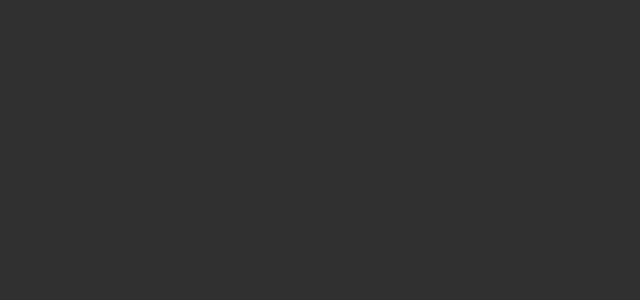
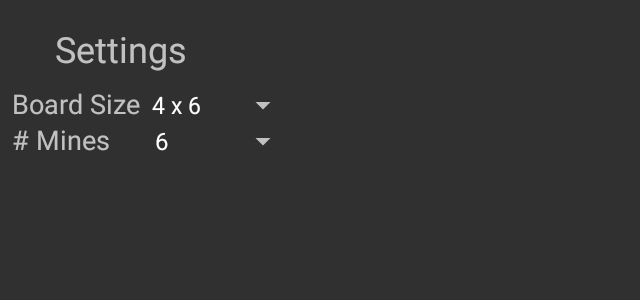
Before and after one commit to Tooo/PikaCatch-Android, an Android app: the Options screen opened directly, with no data from a screen before it, on a phone screen of 824 x 412 dp (held sideways). Before the commit the part shown is empty. Shown: the top 300 px of the screen, without its empty margins (0-640 px from the left). Run offline under Robolectric (Android 15) with nearby library versions, the phone set to English and light mode, and no system bars.

Commit message:
Option Spinners
Setting up basic spinners in Options

```diff
--- a/app/src/main/java/com/cmpt276a3/activites/MainMenu.java
+++ b/app/src/main/java/com/cmpt276a3/activites/MainMenu.java
@@ -18,6 +18,7 @@ public class MainMenu extends AppCompatActivity {
         setContentView(R.layout.activity_main);
 
         setupStartButton();
+        setupOptionsButton();
     }
 
     private void setupStartButton() {
@@ -31,4 +32,16 @@ public class MainMenu extends AppCompatActivity {
             }
         });
     }
+
+    private void setupOptionsButton() {
+        ImageButton imageButton = findViewById(R.id.main_imgbtnOptions);
+        imageButton.setOnClickListener(new View.OnClickListener() {
+
+            @Override
+            public void onClick(View view) {
+                Intent intent = new Intent(MainMenu.this, Options.class);
+                startActivity(intent);
+            }
+        });
+    }
 }
--- a/app/src/main/java/com/cmpt276a3/activites/Options.java
+++ b/app/src/main/java/com/cmpt276a3/activites/Options.java
@@ -3,14 +3,68 @@ package com.cmpt276a3.activites;
 import androidx.appcompat.app.AppCompatActivity;
 
 import android.os.Bundle;
+import android.view.View;
+import android.widget.AdapterView;
+import android.widget.ArrayAdapter;
+import android.widget.Spinner;
 
 import com.cmpt276a3.R;
 
 public class Options extends AppCompatActivity {
+    int[] mineChoices = {6, 10, 15, 20};
+    int[][] boardChoices = {{4,6}, {5,10}, {6,15}};
 
     @Override
     protected void onCreate(Bundle savedInstanceState) {
         super.onCreate(savedInstanceState);
         setContentView(R.layout.activity_options);
+
+        setupBoardSelector();
+        setupMinesSelector();
+    }
+
+    private void setupBoardSelector() {
+        String[] boardStringList = new String[boardChoices.length];
+        for (int i = 0; i<boardChoices.length; i++) {
+            boardStringList[i] = boardChoices[i][0] + " x " + boardChoices[i][1];
+        }
+
+        Spinner spinner = findViewById(R.id.opt_spinBoard);
+        ArrayAdapter<String> adapter = new ArrayAdapter<>(Options.this, android.R.layout.simple_spinner_item, boardStringList);
+        spinner.setAdapter(adapter);
+
+        spinner.setOnItemSelectedListener(new AdapterView.OnItemSelectedListener() {
+            @Override
+            public void onItemSelected(AdapterView<?> parent, View view, int position, long id) {
+
+            }
+
+            @Override
+            public void onNothingSelected(AdapterView<?> adapterView) {
+            }
+        });
+    }
+
+    private void setupMinesSelector() {
+        String[] mineStringList = new String[mineChoices.length];
+        for (int i = 0; i<mineChoices.length; i++) {
+            mineStringList[i] = mineChoices[i] + "";
+        }
+
+
+        Spinner spinner = findViewById(R.id.opt_spinMines);
+        ArrayAdapter<String> adapter = new ArrayAdapter<>(Options.this, android.R.layout.simple_spinner_item, mineStringList);
+        spinner.setAdapter(adapter);
+
+        spinner.setOnItemSelectedListener(new AdapterView.OnItemSelectedListener() {
+            @Override
+            public void onItemSelected(AdapterView<?> parent, View view, int position, long id) {
+
+            }
+
+            @Override
+            public void onNothingSelected(AdapterView<?> adapterView) {
+            }
+        });
     }
 }
--- a/app/src/main/res/layout/activity_main.xml
+++ b/app/src/main/res/layout/activity_main.xml
@@ -5,6 +5,18 @@
     android:layout_width="match_parent"
     android:layout_height="match_parent"
     tools:context=".activites.MainMenu">
+
+    <ImageButton
+        android:id="@+id/main_imgbtnOptions"
+        android:layout_width="wrap_content"
+        android:layout_height="wrap_content"
+        android:src="@drawable/ic_launcher_foreground"
+        app:layout_constraintBottom_toBottomOf="parent"
+        app:layout_constraintEnd_toEndOf="parent"
+        app:layout_constraintHorizontal_bias="0.078"
+        app:layout_constraintStart_toStartOf="parent"
+        app:layout_constraintTop_toBottomOf="@+id/main_txtMainMenu"
+        app:layout_constraintVertical_bias="0.519" />
 
     <TextView
         android:id="@+id/main_txtMainMenu"
--- a/app/src/main/res/layout/activity_options.xml
+++ b/app/src/main/res/layout/activity_options.xml
@@ -6,4 +6,73 @@
     android:layout_height="match_parent"
     tools:context=".activites.Options">
 
+    <TextView
+        android:id="@+id/opt_txtSettings"
+        android:layout_width="wrap_content"
+        android:layout_height="wrap_content"
+        android:layout_marginTop="16dp"
+        android:text="Settings"
+        android:textSize="24sp"
+        app:layout_constraintEnd_toEndOf="parent"
+        app:layout_constraintHorizontal_bias="0.05"
+        app:layout_constraintStart_toStartOf="parent"
+        app:layout_constraintTop_toTopOf="parent" />
+
+    <LinearLayout
+        android:layout_width="wrap_content"
+        android:layout_height="wrap_content"
+        android:layout_marginStart="8dp"
+        android:layout_marginTop="8dp"
+        android:orientation="vertical"
+        app:layout_constraintBottom_toBottomOf="parent"
+        app:layout_constraintStart_toStartOf="parent"
+        app:layout_constraintTop_toBottomOf="@+id/opt_txtSettings"
+        app:layout_constraintVertical_bias="0.0">
+
+        <LinearLayout
+            android:id="@+id/opt_layoutBoard"
+            android:layout_width="match_parent"
+            android:layout_height="match_parent"
+            android:orientation="horizontal">
+
+            <TextView
+                android:id="@+id/opt_txtBoard"
+                android:layout_width="wrap_content"
+                android:layout_height="match_parent"
+                android:layout_weight="1"
+                android:text="Board Size"
+                android:textSize="18sp" />
+
+            <Spinner
+                android:id="@+id/opt_spinBoard"
+                android:layout_width="wrap_content"
+                android:layout_height="wrap_content"
+                android:layout_weight="1" />
+
+        </LinearLayout>
+
+        <LinearLayout
+            android:id="@+id/opt_layoutMines"
+            android:layout_width="match_parent"
+            android:layout_height="match_parent"
+            android:orientation="horizontal">
+
+            <TextView
+                android:id="@+id/opt_txtMines"
+                android:layout_width="wrap_content"
+                android:layout_height="wrap_content"
+                android:layout_weight="1"
+                android:text="# Mines"
+                android:textSize="18sp" />
+
+            <Spinner
+                android:id="@+id/opt_spinMines"
+                android:layout_width="wrap_content"
+                android:layout_height="wrap_content"
+                android:layout_weight="1" />
+
+        </LinearLayout>
+
+    </LinearLayout>
+
 </androidx.constraintlayout.widget.ConstraintLayout>
```
